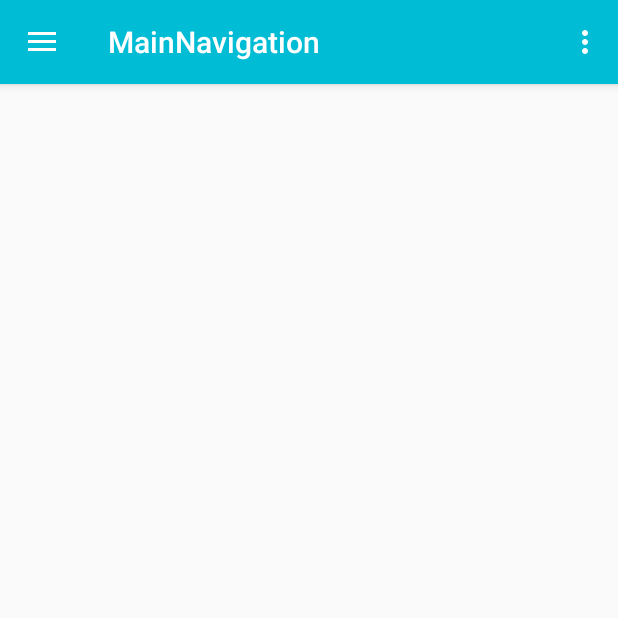
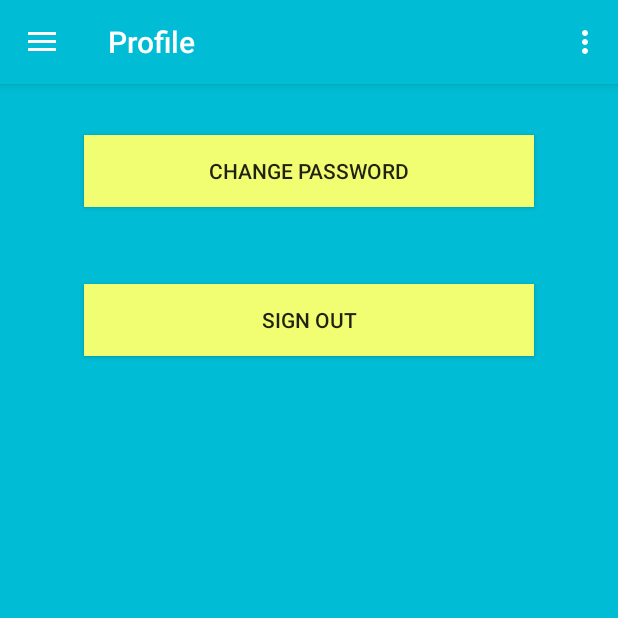
Before and after one commit to akshah1997/OSTMiniProject, an Android app: the screen it shows after launch once a user with an empty profile is signed in (MainNavigation), after a tap on "Profile", on a phone screen of 412 x 824 dp, the top half of it. Run offline under Robolectric (Android 15) with nearby library versions, the phone set to English and light mode, and no system bars; our stand-ins replace Firebase (no records; nobody signed in at launch, a user with empty details on screens opened directly); 1 other tap on this screen came first.

Commit message:
Created Student Profile fragment

```diff
--- a/app/build.gradle
+++ b/app/build.gradle
@@ -32,8 +32,4 @@ dependencies {
     testCompile 'junit:junit:4.12'
 }
 
-
-
-
-
 apply plugin: 'com.google.gms.google-services'
--- a/app/src/main/java/com/akshay/ostminiproject/Activities/MainNavigation.java
+++ b/app/src/main/java/com/akshay/ostminiproject/Activities/MainNavigation.java
@@ -13,6 +13,7 @@ import android.view.Menu;
 import android.view.MenuItem;
 import android.widget.Toast;
 
+import com.akshay.ostminiproject.Fragments.StudentProfileFragment;
 import com.akshay.ostminiproject.R;
 import com.google.firebase.auth.FirebaseAuth;
 import com.google.firebase.auth.FirebaseUser;
@@ -98,7 +99,7 @@ public class MainNavigation extends AppCompatActivity
         int id = item.getItemId();
 
         if (id == R.id.nav_profile) {
-            Toast.makeText(MainNavigation.this,"Profile selected",Toast.LENGTH_SHORT).show();
+            getFragmentManager().beginTransaction().replace(R.id.fragment_container,StudentProfileFragment.newInstance()).commit();
         } else if (id == R.id.nav_attendance) {
             Toast.makeText(MainNavigation.this,"Attendance selected",Toast.LENGTH_SHORT).show();
         } else if (id == R.id.nav_abt_us) {
@@ -109,4 +110,24 @@ public class MainNavigation extends AppCompatActivity
         drawer.closeDrawer(GravityCompat.START);
         return true;
     }
+
+    @Override
+    protected void onStart() {
+        super.onStart();
+        auth.addAuthStateListener(authStateListener);
+    }
+
+    @Override
+    protected void onResume() {
+        super.onResume();
+        auth.addAuthStateListener(authStateListener);
+    }
+
+    @Override
+    protected void onStop() {
+        super.onStop();
+        if (authStateListener != null) {
+            auth.removeAuthStateListener(authStateListener);
+        }
+    }
 }
--- a/app/src/main/java/com/akshay/ostminiproject/Fragments/StudentProfileFragment.java
+++ b/app/src/main/java/com/akshay/ostminiproject/Fragments/StudentProfileFragment.java
@@ -1,109 +1,152 @@
 package com.akshay.ostminiproject.Fragments;
 
+import android.app.Fragment;
 import android.content.Context;
-import android.net.Uri;
+import android.content.Intent;
 import android.os.Bundle;
-import android.support.v4.app.Fragment;
+import android.support.annotation.NonNull;
 import android.view.LayoutInflater;
 import android.view.View;
 import android.view.ViewGroup;
+import android.widget.Button;
+import android.widget.EditText;
+import android.widget.ProgressBar;
+import android.widget.Toast;
 
+import com.akshay.ostminiproject.Activities.LoginActivity;
 import com.akshay.ostminiproject.R;
+import com.google.android.gms.tasks.OnCompleteListener;
+import com.google.android.gms.tasks.Task;
+import com.google.firebase.auth.FirebaseAuth;
+import com.google.firebase.auth.FirebaseUser;
 
 /**
  * A simple {@link Fragment} subclass.
- * Activities that contain this fragment must implement the
- * {@link StudentProfileFragment.OnFragmentInteractionListener} interface
- * to handle interaction events.
  * Use the {@link StudentProfileFragment#newInstance} factory method to
  * create an instance of this fragment.
  */
-public class StudentProfileFragment extends Fragment {
-    // TODO: Rename parameter arguments, choose names that match
-    // the fragment initialization parameters, e.g. ARG_ITEM_NUMBER
-    private static final String ARG_PARAM1 = "param1";
-    private static final String ARG_PARAM2 = "param2";
+public class StudentProfileFragment extends Fragment implements View.OnClickListener{
 
-    // TODO: Rename and change types of parameters
-    private String mParam1;
-    private String mParam2;
-
-    private OnFragmentInteractionListener mListener;
+    private Button changePassword, signOut, confirmPassword;
+    private EditText newPassword;
+    private ProgressBar progressBar;
+    private FirebaseAuth auth;
+    private FirebaseAuth.AuthStateListener authStateListener;
+    Context context;
 
     public StudentProfileFragment() {
         // Required empty public constructor
     }
 
-    /**
-     * Use this factory method to create a new instance of
-     * this fragment using the provided parameters.
-     *
-     * @param param1 Parameter 1.
-     * @param param2 Parameter 2.
-     * @return A new instance of fragment StudentProfileFragment.
-     */
-    // TODO: Rename and change types and number of parameters
-    public static StudentProfileFragment newInstance(String param1, String param2) {
+    public static StudentProfileFragment newInstance() {
         StudentProfileFragment fragment = new StudentProfileFragment();
-        Bundle args = new Bundle();
-        args.putString(ARG_PARAM1, param1);
-        args.putString(ARG_PARAM2, param2);
-        fragment.setArguments(args);
         return fragment;
     }
 
     @Override
     public void onCreate(Bundle savedInstanceState) {
         super.onCreate(savedInstanceState);
-        if (getArguments() != null) {
-            mParam1 = getArguments().getString(ARG_PARAM1);
-            mParam2 = getArguments().getString(ARG_PARAM2);
-        }
+
+        auth = FirebaseAuth.getInstance();
+
+        // this listener will be called when there is change in firebase user session
+        authStateListener = new FirebaseAuth.AuthStateListener() {
+            @Override
+            public void onAuthStateChanged(@NonNull FirebaseAuth firebaseAuth) {
+                FirebaseUser user = firebaseAuth.getCurrentUser();
+                if (user == null) {
+                    // user auth state is changed - user is null
+                    // launch login activity
+                    context.startActivity(new Intent(context, LoginActivity.class));
+                }
+            }
+        };
+
+        auth.addAuthStateListener(authStateListener);
     }
 
     @Override
     public View onCreateView(LayoutInflater inflater, ViewGroup container,
                              Bundle savedInstanceState) {
         // Inflate the layout for this fragment
-        return inflater.inflate(R.layout.fragment_student_profile, container, false);
+        getActivity().setTitle("Profile");
+        View view = inflater.inflate(R.layout.fragment_student_profile, container, false);
+
+        changePassword = (Button) view.findViewById(R.id.profile_btn_change_password);
+        changePassword.setOnClickListener(this);
+
+        confirmPassword = (Button) view.findViewById(R.id.profile_btn_confirm_pwd);
+        confirmPassword.setOnClickListener(this);
+
+        signOut = (Button) view.findViewById(R.id.profile_btn_signout);
+        signOut.setOnClickListener(this);
+
+        progressBar = (ProgressBar) view.findViewById(R.id.profile_progressbar);
+        if (progressBar != null) {
+            progressBar.setVisibility(View.GONE);
+        }
+
+        newPassword = (EditText) view.findViewById(R.id.profile_newPassword);
+
+        newPassword.setVisibility(View.GONE);
+        confirmPassword.setVisibility(View.GONE);
+
+        return view;
     }
 
-    // TODO: Rename method, update argument and hook method into UI event
-    public void onButtonPressed(Uri uri) {
-        if (mListener != null) {
-            mListener.onFragmentInteraction(uri);
+    @Override
+    public void onClick(View view) {
+        if (view.getId() == R.id.profile_btn_change_password) {
+            changePassword.setVisibility(View.GONE);
+            signOut.setVisibility(View.GONE);
+            newPassword.setVisibility(View.VISIBLE);
+            confirmPassword.setVisibility(View.VISIBLE);
+        } else if (view.getId() == R.id.profile_btn_confirm_pwd) {
+            progressBar.setVisibility(View.VISIBLE);
+            if (FirebaseAuth.getInstance().getCurrentUser() != null && !newPassword.getText().toString().equals("")) {
+                if (newPassword.getText().toString().length() < 6) {
+                    newPassword.setError(getString(R.string.minimum_password));
+                } else {
+                    FirebaseAuth.getInstance().getCurrentUser().updatePassword(newPassword.getText().toString().trim()).addOnCompleteListener(new OnCompleteListener<Void>() {
+                        @Override
+                        public void onComplete(@NonNull Task<Void> task) {
+                            if (task.isSuccessful()) {
+                                Toast.makeText(getActivity(), "Password is updated! Sign in with new password!", Toast.LENGTH_SHORT).show();
+                                auth.signOut();
+                                progressBar.setVisibility(View.GONE);
+                            } else {
+                                Toast.makeText(getActivity(), "Failed to update password!", Toast.LENGTH_SHORT).show();
+                            }
+                        }
+                    });
+                }
+            } else if (newPassword.getText().toString().trim().equals("")) {
+                newPassword.setError(getString(R.string.enter_password));
+                progressBar.setVisibility(View.GONE);
+            }
+        } else { //onclick signout
+            auth.signOut();
         }
+    }
+
+    @Override
+    public void onStart() {
+        super.onStart();
+    }
+
+    @Override
+    public void onStop() {
+        super.onStop();
+    }
+
+    @Override
+    public void onResume() {
+        super.onResume();
     }
 
     @Override
     public void onAttach(Context context) {
         super.onAttach(context);
-        if (context instanceof OnFragmentInteractionListener) {
-            mListener = (OnFragmentInteractionListener) context;
-        } else {
-            throw new RuntimeException(context.toString()
-                    + " must implement OnFragmentInteractionListener");
-        }
-    }
-
-    @Override
-    public void onDetach() {
-        super.onDetach();
-        mListener = null;
-    }
-
-    /**
-     * This interface must be implemented by activities that contain this
-     * fragment to allow an interaction in this fragment to be communicated
-     * to the activity and potentially other fragments contained in that
-     * activity.
-     * <p>
-     * See the Android Training lesson <a href=
-     * "http://developer.android.com/training/basics/fragments/communicating.html"
-     * >Communicating with Other Fragments</a> for more information.
-     */
-    public interface OnFragmentInteractionListener {
-        // TODO: Update argument type and name
-        void onFragmentInteraction(Uri uri);
+        this.context = context;
     }
 }
--- a/app/src/main/res/layout/content_main_navigation.xml
+++ b/app/src/main/res/layout/content_main_navigation.xml
@@ -8,4 +8,11 @@
     tools:context="com.akshay.ostminiproject.Activities.MainNavigation"
     tools:showIn="@layout/app_bar_main_navigation">
 
+
+    <FrameLayout
+        android:layout_width="match_parent"
+        android:layout_height="match_parent"
+        android:id="@+id/fragment_container">
+
+    </FrameLayout>
 </android.support.constraint.ConstraintLayout>
--- a/app/src/main/res/layout/fragment_student_profile.xml
+++ b/app/src/main/res/layout/fragment_student_profile.xml
@@ -4,10 +4,64 @@
     android:layout_height="match_parent"
     tools:context="com.akshay.ostminiproject.Fragments.StudentProfileFragment">
 
-    <!-- TODO: Update blank fragment layout -->
-    <TextView
+    <RelativeLayout
         android:layout_width="match_parent"
         android:layout_height="match_parent"
-        android:text="@string/hello_blank_fragment" />
+        android:background="@color/colorPrimary">
+
+        <Button
+            android:id="@+id/profile_btn_change_password"
+            android:layout_width="300dp"
+            android:layout_height="wrap_content"
+            android:layout_alignLeft="@+id/profile_btn_signout"
+            android:layout_alignStart="@+id/profile_btn_signout"
+            android:layout_below="@+id/profile_btn_confirm_pwd"
+            android:layout_marginTop="34dp"
+            android:background="@color/colorAccent"
+            android:text="@string/profile_change_password" />
+
+        <Button
+            android:id="@+id/profile_btn_signout"
+            android:layout_width="300dp"
+            android:layout_height="wrap_content"
+            android:layout_below="@+id/profile_btn_change_password"
+            android:layout_centerHorizontal="true"
+            android:layout_marginTop="51dp"
+            android:background="@color/colorAccent"
+            android:text="@string/action_sign_out" />
+
+        <EditText
+            android:id="@+id/profile_newPassword"
+            android:layout_width="300dp"
+            android:layout_height="wrap_content"
+            android:layout_centerHorizontal="true"
+            android:layout_marginTop="44dp"
+            android:ems="10"
+            android:hint="@string/profile_new_password"
+            android:inputType="textPassword"
+            android:maxLines="1"
+            android:textColor="@android:color/white"
+            android:textColorHint="@android:color/white" />
+
+        <Button
+            android:id="@+id/profile_btn_confirm_pwd"
+            android:layout_width="300dp"
+            android:layout_height="wrap_content"
+            android:layout_below="@+id/profile_newPassword"
+            android:layout_centerHorizontal="true"
+            android:layout_marginTop="24dp"
+            android:background="@color/colorAccent"
+            android:text="@string/profile_confirm" />
+
+        <ProgressBar
+            android:id="@+id/profile_progressbar"
+            style="?android:attr/progressBarStyle"
+            android:layout_width="30dp"
+            android:layout_height="30dp"
+            android:layout_below="@+id/profile_btn_signout"
+            android:layout_centerHorizontal="true"
+            android:layout_marginTop="35dp" />
+    </RelativeLayout>
+
 
 </FrameLayout>
--- a/app/src/main/res/values/strings.xml
+++ b/app/src/main/res/values/strings.xml
@@ -18,6 +18,7 @@
     <string name="navprofile">Profile</string>
     <string name="action_sign_out">Sign Out</string>
 
-    <!-- TODO: Remove or change this placeholder text -->
-    <string name="hello_blank_fragment">Hello blank fragment</string>
+    <string name="profile_change_password">Change Password</string>
+    <string name="profile_new_password">New Password</string>
+    <string name="profile_confirm">Confirm!</string>
 </resources>
```
